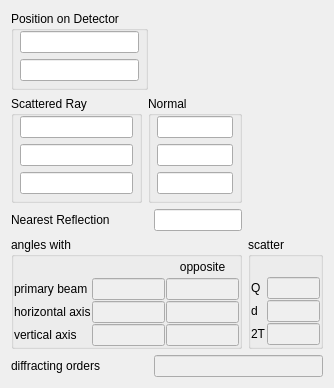
First picture: the form in ui/mouseinfodisplay.ui, repository jonasstein/clip, before the edit.
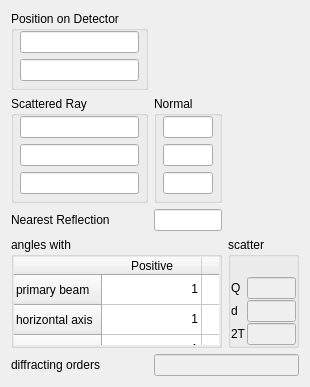
Second picture: the form after the edit. Icons and pictures are not drawn.

Commit message: Changes on MouseInfoDisplay CrystalDisplay: Resize of OrientationMatrix table now via Stretch of Header

The edit to the form file:
```diff
--- a/ui/mouseinfodisplay.ui
+++ b/ui/mouseinfodisplay.ui
@@ -6,8 +6,8 @@
    <rect>
     <x>0</x>
     <y>0</y>
-    <width>334</width>
-    <height>346</height>
+    <width>275</width>
+    <height>340</height>
    </rect>
   </property>
   <property name="windowTitle">
@@ -18,7 +18,100 @@
     <normaloff>:/icons/icons/info.png</normaloff>:/icons/icons/info.png</iconset>
   </property>
   <layout class="QGridLayout" name="gridLayout_6">
-   <item row="4" column="0" colspan="2">
+   <item row="0" column="0">
+    <widget class="QGroupBox" name="groupBox_5">
+     <property name="title">
+      <string>Position on Detector</string>
+     </property>
+     <property name="flat">
+      <bool>false</bool>
+     </property>
+     <property name="checkable">
+      <bool>false</bool>
+     </property>
+     <layout class="QGridLayout" name="gridLayout_5">
+      <property name="leftMargin">
+       <number>6</number>
+      </property>
+      <property name="topMargin">
+       <number>0</number>
+      </property>
+      <property name="rightMargin">
+       <number>6</number>
+      </property>
+      <property name="bottomMargin">
+       <number>6</number>
+      </property>
+      <item row="0" column="1">
+       <widget class="QLineEdit" name="det_x"/>
+      </item>
+      <item row="1" column="1">
+       <widget class="QLineEdit" name="det_y"/>
+      </item>
+     </layout>
+    </widget>
+   </item>
+   <item row="1" column="0">
+    <widget class="QGroupBox" name="groupBox_3">
+     <property name="title">
+      <string>Scattered Ray</string>
+     </property>
+     <layout class="QGridLayout" name="gridLayout_3">
+      <property name="leftMargin">
+       <number>6</number>
+      </property>
+      <property name="topMargin">
+       <number>0</number>
+      </property>
+      <property name="rightMargin">
+       <number>6</number>
+      </property>
+      <property name="bottomMargin">
+       <number>6</number>
+      </property>
+      <item row="0" column="1">
+       <widget class="QLineEdit" name="sr_x"/>
+      </item>
+      <item row="1" column="1">
+       <widget class="QLineEdit" name="sr_y"/>
+      </item>
+      <item row="2" column="1">
+       <widget class="QLineEdit" name="sr_z"/>
+      </item>
+     </layout>
+    </widget>
+   </item>
+   <item row="1" column="1">
+    <widget class="QGroupBox" name="groupBox_4">
+     <property name="title">
+      <string>Normal</string>
+     </property>
+     <layout class="QGridLayout" name="gridLayout_4">
+      <property name="leftMargin">
+       <number>6</number>
+      </property>
+      <property name="topMargin">
+       <number>0</number>
+      </property>
+      <property name="rightMargin">
+       <number>6</number>
+      </property>
+      <property name="bottomMargin">
+       <number>6</number>
+      </property>
+      <item row="0" column="1">
+       <widget class="QLineEdit" name="norm_x"/>
+      </item>
+      <item row="1" column="1">
+       <widget class="QLineEdit" name="norm_y"/>
+      </item>
+      <item row="2" column="1">
+       <widget class="QLineEdit" name="norm_z"/>
+      </item>
+     </layout>
+    </widget>
+   </item>
+   <item row="2" column="0">
     <widget class="QLabel" name="label">
      <property name="sizePolicy">
       <sizepolicy hsizetype="Maximum" vsizetype="Preferred">
@@ -31,7 +124,10 @@
      </property>
     </widget>
    </item>
-   <item row="5" column="0" colspan="3">
+   <item row="2" column="1">
+    <widget class="QLineEdit" name="reflex"/>
+   </item>
+   <item row="3" column="0" colspan="2">
     <widget class="QGroupBox" name="groupBox">
      <property name="title">
       <string>angles with</string>
@@ -43,135 +139,108 @@
       <property name="spacing">
        <number>1</number>
       </property>
-      <item row="2" column="0">
-       <widget class="QLabel" name="label_2">
-        <property name="text">
-         <string>primary beam</string>
+      <item row="0" column="0">
+       <widget class="QTableWidget" name="angleTable">
+        <property name="frameShape">
+         <enum>QFrame::NoFrame</enum>
         </property>
-       </widget>
-      </item>
-      <item row="3" column="0">
-       <widget class="QLabel" name="label_3">
-        <property name="text">
-         <string>horizontal axis</string>
+        <property name="frameShadow">
+         <enum>QFrame::Plain</enum>
         </property>
-       </widget>
-      </item>
-      <item row="4" column="0">
-       <widget class="QLabel" name="label_4">
-        <property name="text">
-         <string>vertical axis</string>
+        <property name="lineWidth">
+         <number>0</number>
         </property>
-       </widget>
-      </item>
-      <item row="2" column="1">
-       <widget class="QLineEdit" name="axX">
-        <property name="enabled">
-         <bool>false</bool>
+        <property name="verticalScrollBarPolicy">
+         <enum>Qt::ScrollBarAlwaysOff</enum>
         </property>
-        <property name="sizePolicy">
-         <sizepolicy hsizetype="Expanding" vsizetype="Fixed">
-          <horstretch>0</horstretch>
-          <verstretch>0</verstretch>
-         </sizepolicy>
+        <property name="horizontalScrollBarPolicy">
+         <enum>Qt::ScrollBarAlwaysOff</enum>
         </property>
-        <property name="alignment">
-         <set>Qt::AlignRight|Qt::AlignTrailing|Qt::AlignVCenter</set>
+        <property name="editTriggers">
+         <set>QAbstractItemView::NoEditTriggers</set>
         </property>
-       </widget>
-      </item>
-      <item row="3" column="1">
-       <widget class="QLineEdit" name="axY">
-        <property name="enabled">
-         <bool>false</bool>
+        <property name="selectionMode">
+         <enum>QAbstractItemView::NoSelection</enum>
         </property>
-        <property name="alignment">
-         <set>Qt::AlignRight|Qt::AlignTrailing|Qt::AlignVCenter</set>
-        </property>
+        <row>
+         <property name="text">
+          <string>primary beam</string>
+         </property>
+        </row>
+        <row>
+         <property name="text">
+          <string>horizontal axis</string>
+         </property>
+        </row>
+        <row>
+         <property name="text">
+          <string>vertical axis</string>
+         </property>
+        </row>
+        <column>
+         <property name="text">
+          <string>Positive</string>
+         </property>
+        </column>
+        <column>
+         <property name="text">
+          <string>Negative</string>
+         </property>
+        </column>
+        <item row="0" column="0">
+         <property name="text">
+          <string>1</string>
+         </property>
+         <property name="textAlignment">
+          <set>AlignRight|AlignVCenter</set>
+         </property>
+        </item>
+        <item row="0" column="1">
+         <property name="text">
+          <string>1</string>
+         </property>
+         <property name="textAlignment">
+          <set>AlignRight|AlignVCenter</set>
+         </property>
+        </item>
+        <item row="1" column="0">
+         <property name="text">
+          <string>1</string>
+         </property>
+         <property name="textAlignment">
+          <set>AlignRight|AlignVCenter</set>
+         </property>
+        </item>
+        <item row="1" column="1">
+         <property name="text">
+          <string>1</string>
+         </property>
+         <property name="textAlignment">
+          <set>AlignRight|AlignVCenter</set>
+         </property>
+        </item>
+        <item row="2" column="0">
+         <property name="text">
+          <string>1</string>
+         </property>
+         <property name="textAlignment">
+          <set>AlignRight|AlignVCenter</set>
+         </property>
+        </item>
+        <item row="2" column="1">
+         <property name="text">
+          <string>1</string>
+         </property>
+         <property name="textAlignment">
+          <set>AlignRight|AlignVCenter</set>
+         </property>
+        </item>
        </widget>
       </item>
-      <item row="4" column="1">
-       <widget class="QLineEdit" name="axZ">
-        <property name="enabled">
-         <bool>false</bool>
-        </property>
-        <property name="alignment">
-         <set>Qt::AlignRight|Qt::AlignTrailing|Qt::AlignVCenter</set>
-        </property>
-       </widget>
-      </item>
-      <item row="2" column="2">
-       <widget class="QLineEdit" name="axMX">
-        <property name="enabled">
-         <bool>false</bool>
-        </property>
-        <property name="alignment">
-         <set>Qt::AlignRight|Qt::AlignTrailing|Qt::AlignVCenter</set>
-        </property>
-       </widget>
-      </item>
-      <item row="3" column="2">
-       <widget class="QLineEdit" name="axMY">
-        <property name="enabled">
-         <bool>false</bool>
-        </property>
-        <property name="alignment">
-         <set>Qt::AlignRight|Qt::AlignTrailing|Qt::AlignVCenter</set>
-        </property>
-       </widget>
-      </item>
-      <item row="4" column="2">
-       <widget class="QLineEdit" name="axMZ">
-        <property name="enabled">
-         <bool>false</bool>
-        </property>
-        <property name="alignment">
-         <set>Qt::AlignRight|Qt::AlignTrailing|Qt::AlignVCenter</set>
-        </property>
-       </widget>
-      </item>
-      <item row="1" column="2">
-       <widget class="QLabel" name="label_9">
-        <property name="sizePolicy">
-         <sizepolicy hsizetype="Preferred" vsizetype="Maximum">
-          <horstretch>0</horstretch>
-          <verstretch>0</verstretch>
-         </sizepolicy>
-        </property>
-        <property name="minimumSize">
-         <size>
-          <width>49</width>
-          <height>0</height>
-         </size>
-        </property>
-        <property name="text">
-         <string>opposite</string>
-        </property>
-        <property name="alignment">
-         <set>Qt::AlignCenter</set>
-        </property>
-       </widget>
-      </item>
-      <item row="1" column="1">
-       <spacer name="horizontalSpacer">
-        <property name="orientation">
-         <enum>Qt::Horizontal</enum>
-        </property>
-        <property name="sizeType">
-         <enum>QSizePolicy::Minimum</enum>
-        </property>
-        <property name="sizeHint" stdset="0">
-         <size>
-          <width>49</width>
-          <height>20</height>
-         </size>
-        </property>
-       </spacer>
-      </item>
      </layout>
     </widget>
    </item>
-   <item row="5" column="3">
+   <item row="3" column="2">
     <widget class="QGroupBox" name="groupBox_2">
      <property name="title">
       <string>scatter</string>
@@ -256,116 +325,20 @@
      </layout>
     </widget>
    </item>
-   <item row="6" column="0" colspan="2">
+   <item row="4" column="0">
     <widget class="QLabel" name="label_7">
      <property name="text">
       <string>diffracting orders</string>
      </property>
     </widget>
    </item>
-   <item row="6" column="2" colspan="2">
+   <item row="4" column="1" colspan="2">
     <widget class="QLineEdit" name="diffOrders">
      <property name="enabled">
       <bool>false</bool>
      </property>
     </widget>
    </item>
-   <item row="0" column="0" colspan="2">
-    <widget class="QGroupBox" name="groupBox_5">
-     <property name="title">
-      <string>Position on Detector</string>
-     </property>
-     <property name="flat">
-      <bool>false</bool>
-     </property>
-     <property name="checkable">
-      <bool>false</bool>
-     </property>
-     <layout class="QGridLayout" name="gridLayout_5">
-      <property name="leftMargin">
-       <number>6</number>
-      </property>
-      <property name="topMargin">
-       <number>0</number>
-      </property>
-      <property name="rightMargin">
-       <number>6</number>
-      </property>
-      <property name="bottomMargin">
-       <number>6</number>
-      </property>
-      <item row="0" column="1">
-       <widget class="QLineEdit" name="det_x"/>
-      </item>
-      <item row="1" column="1">
-       <widget class="QLineEdit" name="det_y"/>
-      </item>
-     </layout>
-    </widget>
-   </item>
-   <item row="1" column="0">
-    <widget class="QGroupBox" name="groupBox_3">
-     <property name="title">
-      <string>Scattered Ray</string>
-     </property>
-     <layout class="QGridLayout" name="gridLayout_3">
-      <property name="leftMargin">
-       <number>6</number>
-      </property>
-      <property name="topMargin">
-       <number>0</number>
-      </property>
-      <property name="rightMargin">
-       <number>6</number>
-      </property>
-      <property name="bottomMargin">
-       <number>6</number>
-      </property>
-      <item row="0" column="1">
-       <widget class="QLineEdit" name="sr_x"/>
-      </item>
-      <item row="1" column="1">
-       <widget class="QLineEdit" name="sr_y"/>
-      </item>
-      <item row="2" column="1">
-       <widget class="QLineEdit" name="sr_z"/>
-      </item>
-     </layout>
-    </widget>
-   </item>
-   <item row="1" column="1" colspan="2">
-    <widget class="QGroupBox" name="groupBox_4">
-     <property name="title">
-      <string>Normal</string>
-     </property>
-     <layout class="QGridLayout" name="gridLayout_4">
-      <property name="leftMargin">
-       <number>6</number>
-      </property>
-      <property name="topMargin">
-       <number>0</number>
-      </property>
-      <property name="rightMargin">
-       <number>6</number>
-      </property>
-      <property name="bottomMargin">
-       <number>6</number>
-      </property>
-      <item row="0" column="1">
-       <widget class="QLineEdit" name="norm_x"/>
-      </item>
-      <item row="1" column="1">
-       <widget class="QLineEdit" name="norm_y"/>
-      </item>
-      <item row="2" column="1">
-       <widget class="QLineEdit" name="norm_z"/>
-      </item>
-     </layout>
-    </widget>
-   </item>
-   <item row="4" column="2">
-    <widget class="QLineEdit" name="reflex"/>
-   </item>
   </layout>
  </widget>
  <resources>
```
The commit also changes 7 other files.
